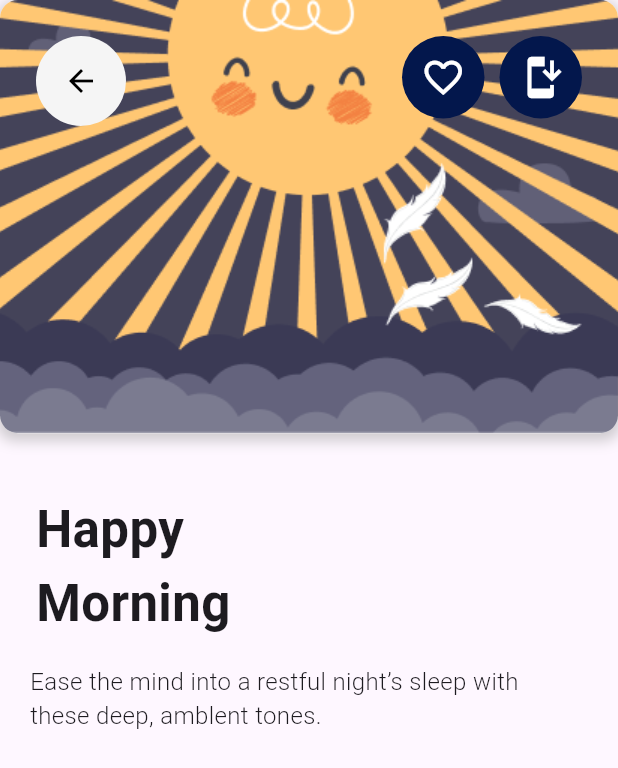
After one commit to mazenelgaml/silentmoon, a Flutter app: the CoursedetailsScreen screen opened directly, on a phone screen of 412 x 824 dp. The commit adds this screen. Shown: the top 768 px of the screen. Run offline on Flutter 3.47's test engine with Material 3 defaults, Android fonts, the phone set to English and light mode, and no system bars; our stand-ins replace flutter_rating_bar, get, intl_phone_field.

```diff
--- /dev/null
+++ b/lib/screens/course_details/coursedetails_screen.dart
@@ -0,0 +1,121 @@
+import 'package:flutter/material.dart';
+import 'package:get/get.dart';
+
+import '../../widgets/custom_back_button/cutom_back_button.dart';
+
+class CoursedetailsScreen extends StatefulWidget {
+  const CoursedetailsScreen({Key? key}) : super(key: key);
+
+  @override
+  _CoursedetailsScreenState createState() => _CoursedetailsScreenState();
+}
+
+class _CoursedetailsScreenState extends State<CoursedetailsScreen> {
+  bool isFavorite = false; // Track favorite state
+  bool isInstalled = false; // Track install state
+
+  @override
+  Widget build(BuildContext context) {
+    return Scaffold(
+      body: Column(
+        crossAxisAlignment: CrossAxisAlignment.start,
+        children: [
+          Container(
+            width: Get.width,
+            height: 288.78,
+            decoration: BoxDecoration(
+              image: DecorationImage(
+                image: AssetImage('assets/images/sun.png'),
+                fit: BoxFit.cover,
+              ),
+              color: Colors.white,
+              borderRadius: BorderRadius.circular(12),
+              boxShadow: [
+                BoxShadow(
+                  color: Colors.grey.withOpacity(0.5),
+                  spreadRadius: 2,
+                  blurRadius: 7,
+                  offset: Offset(0, 3),
+                ),
+              ],
+            ),
+            child: Padding(
+              padding: const EdgeInsets.all(24.0),
+              child: Row(
+                mainAxisAlignment: MainAxisAlignment.spaceBetween,
+                crossAxisAlignment: CrossAxisAlignment.start,
+                children: [
+                  CustomBackButton(),
+                  Row(
+                    children: [
+                      GestureDetector(
+                        onTap: () {
+                          setState(() {
+                            isFavorite = !isFavorite; // Toggle favorite state
+                          });
+                        },
+                        child: CircleAvatar(
+                          backgroundColor: Color(0xff03174C),
+                          radius: 27.5,
+                          child: Icon(
+                            isFavorite ? Icons.favorite : Icons.favorite_border,
+                            color: isFavorite ? Colors.red : Colors.white,
+                            size: 30.0,
+                          ),
+                        ),
+                      ),
+                      SizedBox(width: 10), // Adjust spacing between icons
+                      GestureDetector(
+                        onTap: () {
+                          setState(() {
+                            isInstalled = !isInstalled; // Toggle install state
+                          });
+                        },
+                        child: CircleAvatar(
+                          backgroundColor: Color(0xff03174C),
+                          radius: 27.5,
+                          child: Icon(
+                            Icons.install_mobile,
+                            color: isInstalled ? Colors.green : Colors.white,
+                            size: 30.0,
+                          ),
+                        ),
+                      ),
+                    ],
+                  ),
+                ],
+              ),
+            ),
+          ),
+          Column(
+            crossAxisAlignment: CrossAxisAlignment.start,
+            mainAxisAlignment: MainAxisAlignment.start,
+            children: [
+              Padding(
+                padding: const EdgeInsets.fromLTRB(24.0, 40.0, 24.0, 16.0),
+                child: Text(
+                  "Happy\nMorning",
+                  style: TextStyle(
+                    fontSize: 34.0,
+                    fontWeight: FontWeight.bold,
+                  ),
+                ),
+              ),
+              Padding(
+                padding: EdgeInsets.only(left: 20.0),
+                child: Text(
+                  "Ease the mind into a restful night’s sleep with\nthese deep, amblent tones.",
+                  style: TextStyle(
+                    fontSize: 16.0,
+                    fontWeight: FontWeight.w300,
+                  ),
+                ),
+              ),
+            ],
+          ),
+
+        ],
+      ),
+    );
+  }
+}
--- a/lib/screens/welcome/welcome_screen.dart
+++ b/lib/screens/welcome/welcome_screen.dart
@@ -83,7 +83,7 @@ class WelcomeScreen extends StatelessWidget {
                borderRadius: BorderRadius.circular(38)
              ),
              child: CustomElevatedButton(onPressed: (){}, text: "Get Started", textColor: Color(0xff3F414E),
-               buttonColor: Color(0xffEBEAEC),),
+               buttonColor: Color(0xffEBEAEC), ),
            )
           ],
         ),
--- a/pubspec.yaml
+++ b/pubspec.yaml
@@ -38,6 +38,7 @@ dependencies:
   get: ^4.6.6
   intl_phone_field: ^3.1.0
   flutter_rating_bar: ^4.0.1
+  font_awesome_flutter: ^10.1.0
 
 dev_dependencies:
   flutter_test:
@@ -64,6 +65,8 @@ flutter:
   # To add assets to your application, add an assets section, like this:
   assets:
      - assets/images/
+
+
   #   - images/a_dot_ham.jpeg
 
   # An image asset can refer to one or more resolution-specific "variants", see
```
Also changed, not shown: lib/screens/reminders/reminders_screen.dart (added, +225 -0 lines), lib/widgets/bottom_navigation_bar/bottom_navigation_bar.dart (added, +53 -0 lines), assets/images/sun.png (added).
